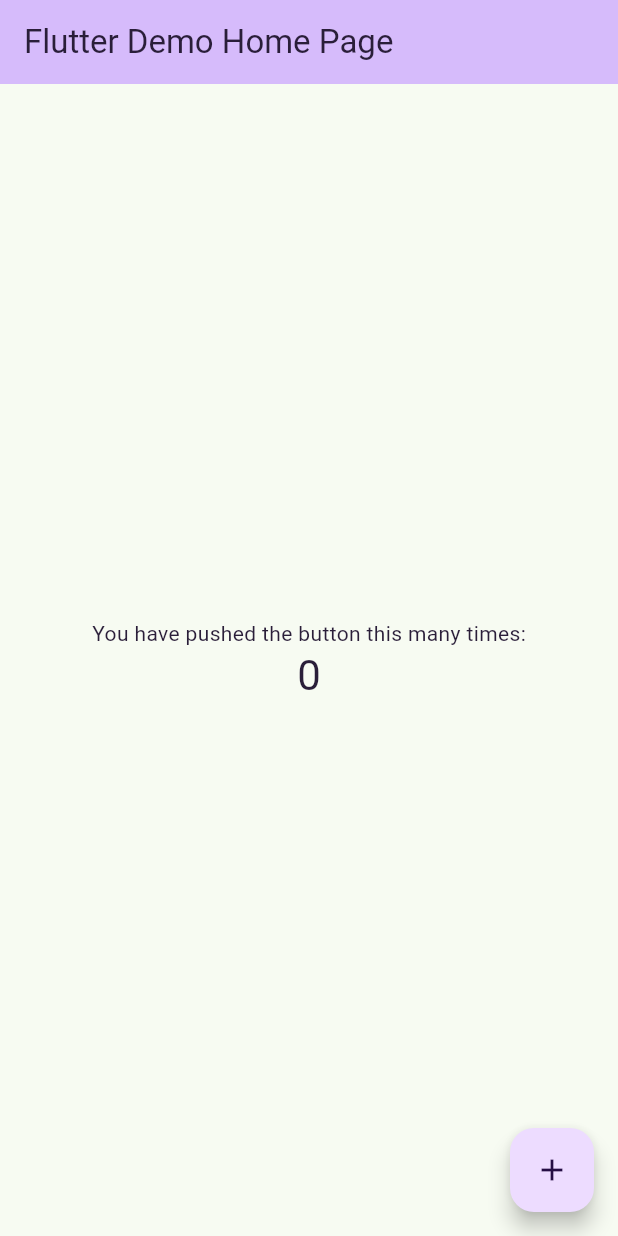
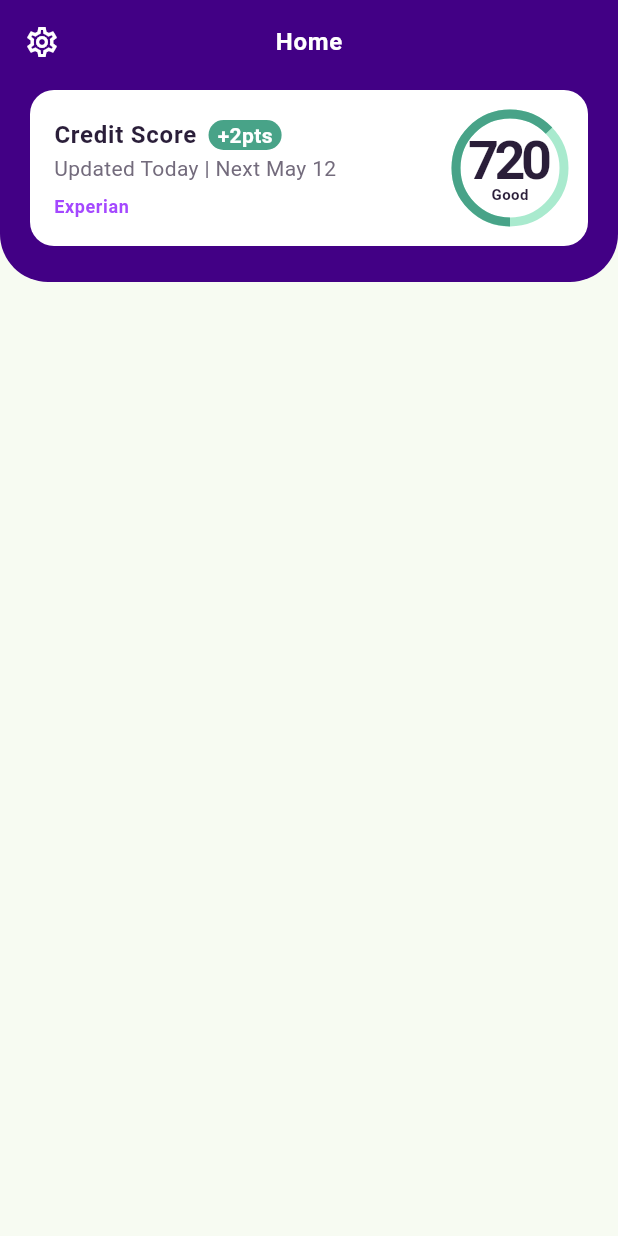
Before and after one commit to frankylee/ava-flutter, a Flutter app: the screen it shows after launch, on a phone screen of 412 x 824 dp. Run offline on Flutter 3.47's test engine with Material 3 defaults, Android fonts, the phone set to English and light mode, and no system bars; our stand-ins replace equatable, flutter_riverpod, go_router, shimmer; generated files the repository leaves out were written again.

Commit message:
feat: add CreditScoreHeroCard to the HomePage view
This facilitates viewing the most recent credit score reporting with the change since last update and the quality.

<!-- ps-id: f0c0c519-8033-4e77-99e2-0356574326c4 -->

```diff
--- a/lib/entities/credit_score/view/credit_score_hero_card.dart
+++ b/lib/entities/credit_score/view/credit_score_hero_card.dart
@@ -1,5 +1,6 @@
 import 'package:ava_flutter/entities/credit_score/model/credit_score.dart';
 import 'package:ava_flutter/entities/credit_score/view/credit_score_progress.dart';
+import 'package:ava_flutter/entities/credit_score/view_model/credit_score_history_notifier.dart';
 import 'package:ava_flutter/entities/credit_score/view_model/credit_score_notifier.dart';
 import 'package:ava_flutter/shared/extension/build_context_ext.dart';
 import 'package:ava_flutter/shared/ui/hero_card.dart';
@@ -9,12 +10,7 @@ import 'package:flutter_riverpod/flutter_riverpod.dart';
 import 'package:intl/intl.dart';
 
 class CreditScoreHeroCard extends ConsumerWidget {
-  const CreditScoreHeroCard({
-    super.key,
-    required this.reportingAgency,
-  });
-
-  final String reportingAgency;
+  const CreditScoreHeroCard({super.key});
 
   @override
   Widget build(BuildContext context, WidgetRef ref) {
@@ -31,10 +27,12 @@ class CreditScoreHeroCard extends ConsumerWidget {
           child: Row(
             mainAxisAlignment: MainAxisAlignment.spaceBetween,
             children: [
-              ref.watch(CreditScoreAsyncNotifier.provider).when(
+              ref.watch(CreditScoreHistoryAsyncNotifier.provider).when(
                     data: (data) => CreditScoreHeroHeaderData(
-                      creditScore: data,
-                      reportingAgency: reportingAgency,
+                      // We know that the history is sorted in reverse-chronological
+                      // order with the most recent reporting first.
+                      creditScore: data.history.first,
+                      reportingAgency: data.reportingAgency,
                     ),
                     error: (error, stackTrace) {
                       ref.invalidate(CreditScoreAsyncNotifier.provider);
--- a/lib/pages/home/home_page.dart
+++ b/lib/pages/home/home_page.dart
@@ -1,47 +1,28 @@
+import 'package:ava_flutter/entities/credit_score/view/credit_score_hero_card.dart';
 import 'package:ava_flutter/shared/extension/build_context_ext.dart';
+import 'package:ava_flutter/shared/ui/ava_app_bar.dart';
 import 'package:flutter/material.dart';
+import 'package:flutter_riverpod/flutter_riverpod.dart';
 
-class HomePage extends StatefulWidget {
+class HomePage extends ConsumerStatefulWidget {
   const HomePage({super.key});
 
   @override
-  State<HomePage> createState() => _HomePageState();
+  ConsumerState<HomePage> createState() => _HomePageState();
 }
 
-class _HomePageState extends State<HomePage> {
-  int _counter = 0;
-
-  void _incrementCounter() {
-    setState(() {
-      _counter++;
-    });
-  }
-
+class _HomePageState extends ConsumerState<HomePage> {
   @override
   Widget build(BuildContext context) {
     return Scaffold(
-      appBar: AppBar(
-        backgroundColor: context.colors.inversePrimary,
-        title: const Text('Flutter Demo Home Page'),
+      appBar: AvaAppBar(
+        leading: const Icon(Icons.settings_outlined),
+        title: context.l10n.home,
       ),
-      body: Center(
-        child: Column(
-          mainAxisAlignment: MainAxisAlignment.center,
-          children: <Widget>[
-            const Text(
-              'You have pushed the button this many times:',
-            ),
-            Text(
-              '$_counter',
-              style: context.textTheme.headlineMedium,
-            ),
-          ],
-        ),
-      ),
-      floatingActionButton: FloatingActionButton(
-        onPressed: _incrementCounter,
-        tooltip: 'Increment',
-        child: const Icon(Icons.add),
+      body: const Column(
+        children: [
+          CreditScoreHeroCard(),
+        ],
       ),
     );
   }
--- /dev/null
+++ b/lib/shared/ui/ava_app_bar.dart
@@ -0,0 +1,35 @@
+import 'package:ava_flutter/shared/extension/build_context_ext.dart';
+import 'package:flutter/material.dart';
+
+class AvaAppBar extends StatelessWidget implements PreferredSizeWidget {
+  const AvaAppBar({
+    super.key,
+    this.leading,
+    this.title,
+  });
+
+  final Widget? leading;
+  final String? title;
+
+  @override
+  Size get preferredSize => const Size.fromHeight(kToolbarHeight);
+
+  @override
+  Widget build(BuildContext context) {
+    return AppBar(
+      backgroundColor: context.colors.primary,
+      centerTitle: true,
+      foregroundColor: context.colors.onPrimary,
+      leading: leading,
+      title: title != null
+          ? Text(
+              title!,
+              style: context.textTheme.bodyLarge?.copyWith(
+                color: context.colors.onPrimary,
+                fontWeight: FontWeight.w600,
+              ),
+            )
+          : null,
+    );
+  }
+}
```
Also changed, not shown: 3 other files.
